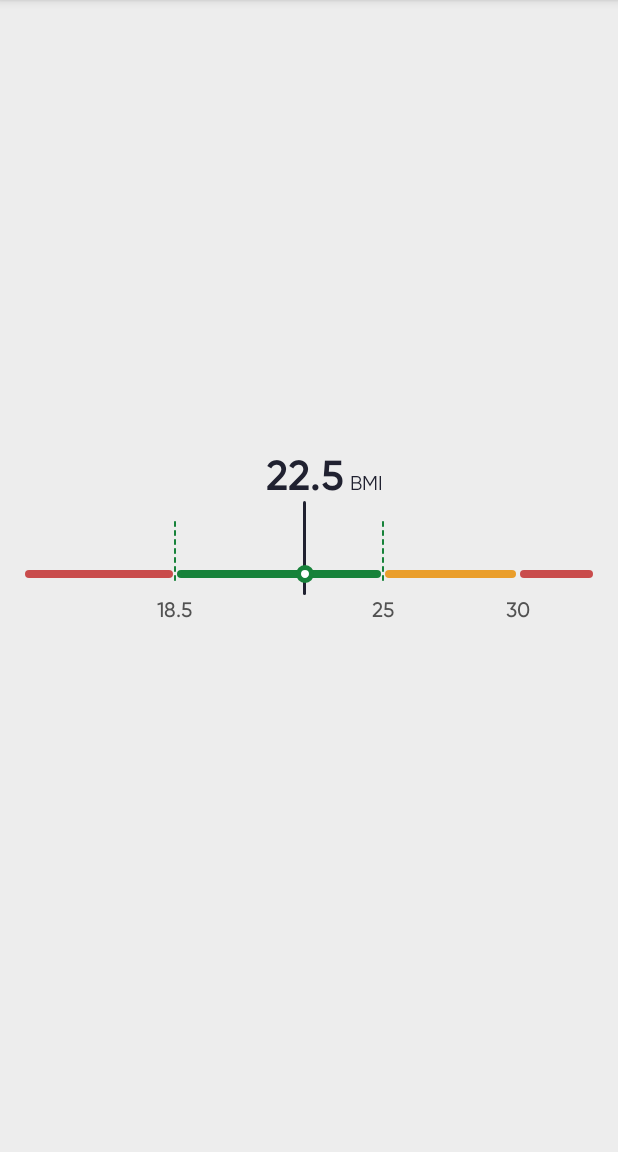
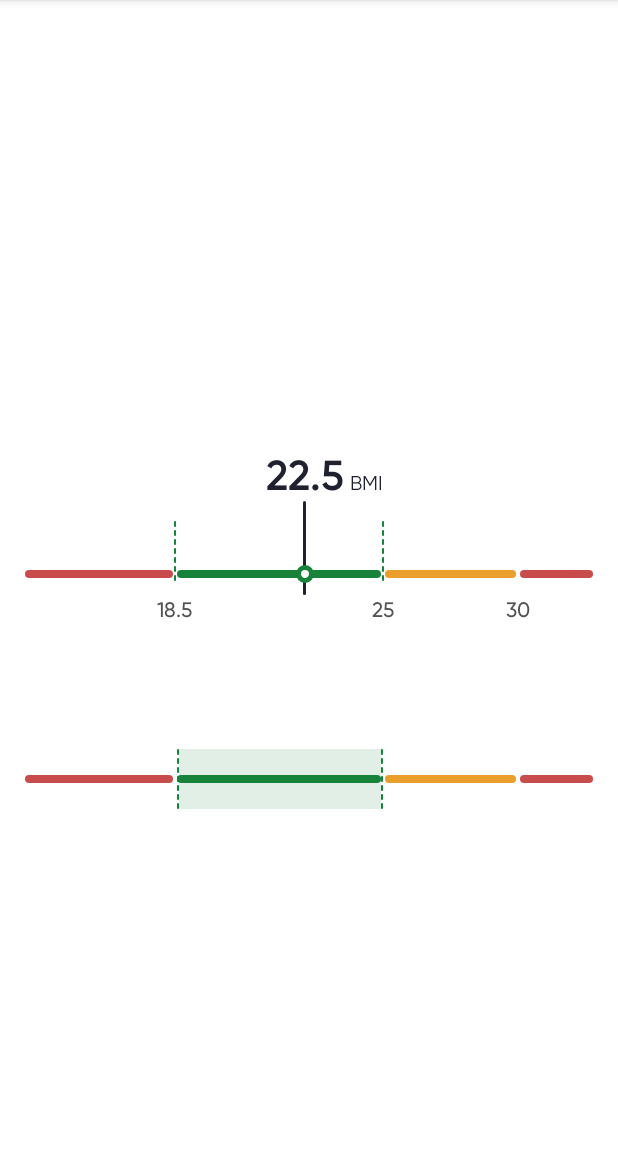
Before and after one commit to myDario/DarioBMIBar, an Android app: the screen it shows after launch (MainActivity), on a phone screen of 412 x 824 dp, the part 84-1236 px from its top. Run offline under Robolectric (Android 15) with nearby library versions, the phone set to English and light mode, and no system bars.

Commit message:
added the sections view

```diff
--- a/app/src/main/java/com/labstyle/dariobmibarapp/MainActivity.kt
+++ b/app/src/main/java/com/labstyle/dariobmibarapp/MainActivity.kt
@@ -2,10 +2,15 @@ package com.labstyle.dariobmibarapp
 
 import androidx.appcompat.app.AppCompatActivity
 import android.os.Bundle
+import com.labstyle.dariobmibar.DarioBMIBar
+import com.labstyle.dariobmibar.DarioBMISections
 
 class MainActivity : AppCompatActivity() {
     override fun onCreate(savedInstanceState: Bundle?) {
         super.onCreate(savedInstanceState)
         setContentView(R.layout.activity_main)
+
+        findViewById<DarioBMIBar>(R.id.bmiBar).setBMIValue(22.5f)
+        findViewById<DarioBMISections>(R.id.bmiSections).setBMIValue(22.5f)
     }
 }
--- a/app/src/main/res/layout/activity_main.xml
+++ b/app/src/main/res/layout/activity_main.xml
@@ -4,10 +4,10 @@
     xmlns:tools="http://schemas.android.com/tools"
     android:layout_width="match_parent"
     android:layout_height="match_parent"
-    android:background="#EDEDED"
     tools:context=".MainActivity">
 
     <com.labstyle.dariobmibar.DarioBMIBar
+        android:id="@+id/bmiBar"
         android:layout_width="0dp"
         android:layout_height="200dp"
         app:bmi="22.5"
@@ -16,4 +16,13 @@
         app:layout_constraintTop_toTopOf="parent"
         app:layout_constraintBottom_toBottomOf="parent"/>
 
+    <com.labstyle.dariobmibar.DarioBMISections
+        android:id="@+id/bmiSections"
+        android:layout_width="0dp"
+        android:layout_height="200dp"
+        app:bmi="22.5"
+        app:layout_constraintStart_toStartOf="parent"
+        app:layout_constraintEnd_toEndOf="parent"
+        app:layout_constraintTop_toBottomOf="@+id/bmiBar" />
+
 </androidx.constraintlayout.widget.ConstraintLayout>
--- /dev/null
+++ b/dariobmibar/src/main/java/com/labstyle/dariobmibar/DarioBMISections.kt
@@ -0,0 +1,56 @@
+package com.labstyle.dariobmibar
+
+import android.content.Context
+import android.icu.lang.UCharacter.GraphemeClusterBreak.V
+import android.util.AttributeSet
+import android.view.View
+import android.widget.RelativeLayout
+
+class DarioBMISections @JvmOverloads constructor(
+    context: Context,
+    attrs: AttributeSet? = null,
+    defStyle: Int = 0,
+    defStyleRes: Int = 0
+): RelativeLayout(context, attrs, defStyle, defStyleRes) {
+    private var bmi = 21f
+
+    init {
+        val attributes = context.obtainStyledAttributes(attrs, R.styleable.DarioBMIBar)
+        bmi = attributes.getFloat(R.styleable.DarioBMIBar_bmi, bmi)
+        attributes.recycle()
+
+        inflate(context, R.layout.dario_bmi_sections, this)
+
+        setBMIValue(bmi)
+    }
+
+    fun setBMIValue(value: Float) {
+        bmi = value
+
+        val dividers = listOf<View>(
+            findViewById(R.id.divider0),
+            findViewById(R.id.divider1),
+            findViewById(R.id.divider2),
+            findViewById(R.id.divider3),
+            findViewById(R.id.divider4),
+            findViewById(R.id.divider5),
+            findViewById(R.id.divider6),
+            findViewById(R.id.divider7)
+        )
+        dividers.forEach { it.visibility = View.GONE }
+
+        if (bmi < 18.5) {
+            dividers[0].visibility = View.VISIBLE
+            dividers[1].visibility = View.VISIBLE
+        } else if (bmi >= 18.5 && bmi < 25.0) {
+            dividers[2].visibility = View.VISIBLE
+            dividers[3].visibility = View.VISIBLE
+        } else if (bmi >= 25.0 && bmi < 30.0) {
+            dividers[4].visibility = View.VISIBLE
+            dividers[5].visibility = View.VISIBLE
+        } else {
+            dividers[6].visibility = View.VISIBLE
+            dividers[7].visibility = View.VISIBLE
+        }
+    }
+}
--- /dev/null
+++ b/dariobmibar/src/main/res/drawable/bmi_dashed_divider_0.xml
@@ -0,0 +1,14 @@
+<?xml version="1.0" encoding="utf-8"?>
+<vector xmlns:android="http://schemas.android.com/apk/res/android" xmlns:aapt="http://schemas.android.com/aapt"
+    android:viewportWidth="1"
+    android:viewportHeight="40"
+    android:width="1dp"
+    android:height="40dp">
+    <group
+        android:translateX="0.5"
+        android:translateY="0.5">
+        <path
+            android:pathData="M0 39.5a0.5 0.5 0 0 1 -0.5 -0.5v-3a0.5 0.5 0 0 1 0.5 -0.5 0.5 0.5 0 0 1 0.5 0.5v3a0.5 0.5 0 0 1 -0.5 0.5zm0 -6a0.5 0.5 0 0 1 -0.5 -0.5v-3a0.5 0.5 0 0 1 0.5 -0.5 0.5 0.5 0 0 1 0.5 0.5v3a0.5 0.5 0 0 1 -0.5 0.5zm0 -6a0.5 0.5 0 0 1 -0.5 -0.5v-3a0.5 0.5 0 0 1 0.5 -0.5 0.5 0.5 0 0 1 0.5 0.5v3a0.5 0.5 0 0 1 -0.5 0.5zm0 -6a0.5 0.5 0 0 1 -0.5 -0.5v-3a0.5 0.5 0 0 1 0.5 -0.5 0.5 0.5 0 0 1 0.5 0.5v3a0.5 0.5 0 0 1 -0.5 0.5zm0 -6a0.5 0.5 0 0 1 -0.5 -0.5v-3a0.5 0.5 0 0 1 0.5 -0.5 0.5 0.5 0 0 1 0.5 0.5v3a0.5 0.5 0 0 1 -0.5 0.5zm0 -6A0.5 0.5 0 0 1 -0.5 9V6a0.5 0.5 0 0 1 0.5 -0.5 0.5 0.5 0 0 1 0.5 0.5v3a0.5 0.5 0 0 1 -0.5 0.5zm0 -6A0.5 0.5 0 0 1 -0.5 3V0A0.5 0.5 0 0 1 0 -0.5a0.5 0.5 0 0 1 0.5 0.5v3a0.5 0.5 0 0 1 -0.5 0.5z"
+            android:fillColor="@color/bar0_bg" />
+    </group>
+</vector>
--- /dev/null
+++ b/dariobmibar/src/main/res/drawable/bmi_dashed_divider_1.xml
@@ -0,0 +1,14 @@
+<?xml version="1.0" encoding="utf-8"?>
+<vector xmlns:android="http://schemas.android.com/apk/res/android" xmlns:aapt="http://schemas.android.com/aapt"
+    android:viewportWidth="1"
+    android:viewportHeight="40"
+    android:width="1dp"
+    android:height="40dp">
+    <group
+        android:translateX="0.5"
+        android:translateY="0.5">
+        <path
+            android:pathData="M0 39.5a0.5 0.5 0 0 1 -0.5 -0.5v-3a0.5 0.5 0 0 1 0.5 -0.5 0.5 0.5 0 0 1 0.5 0.5v3a0.5 0.5 0 0 1 -0.5 0.5zm0 -6a0.5 0.5 0 0 1 -0.5 -0.5v-3a0.5 0.5 0 0 1 0.5 -0.5 0.5 0.5 0 0 1 0.5 0.5v3a0.5 0.5 0 0 1 -0.5 0.5zm0 -6a0.5 0.5 0 0 1 -0.5 -0.5v-3a0.5 0.5 0 0 1 0.5 -0.5 0.5 0.5 0 0 1 0.5 0.5v3a0.5 0.5 0 0 1 -0.5 0.5zm0 -6a0.5 0.5 0 0 1 -0.5 -0.5v-3a0.5 0.5 0 0 1 0.5 -0.5 0.5 0.5 0 0 1 0.5 0.5v3a0.5 0.5 0 0 1 -0.5 0.5zm0 -6a0.5 0.5 0 0 1 -0.5 -0.5v-3a0.5 0.5 0 0 1 0.5 -0.5 0.5 0.5 0 0 1 0.5 0.5v3a0.5 0.5 0 0 1 -0.5 0.5zm0 -6A0.5 0.5 0 0 1 -0.5 9V6a0.5 0.5 0 0 1 0.5 -0.5 0.5 0.5 0 0 1 0.5 0.5v3a0.5 0.5 0 0 1 -0.5 0.5zm0 -6A0.5 0.5 0 0 1 -0.5 3V0A0.5 0.5 0 0 1 0 -0.5a0.5 0.5 0 0 1 0.5 0.5v3a0.5 0.5 0 0 1 -0.5 0.5z"
+            android:fillColor="@color/bar1_bg" />
+    </group>
+</vector>
--- /dev/null
+++ b/dariobmibar/src/main/res/drawable/bmi_dashed_divider_2.xml
@@ -0,0 +1,14 @@
+<?xml version="1.0" encoding="utf-8"?>
+<vector xmlns:android="http://schemas.android.com/apk/res/android" xmlns:aapt="http://schemas.android.com/aapt"
+    android:viewportWidth="1"
+    android:viewportHeight="40"
+    android:width="1dp"
+    android:height="40dp">
+    <group
+        android:translateX="0.5"
+        android:translateY="0.5">
+        <path
+            android:pathData="M0 39.5a0.5 0.5 0 0 1 -0.5 -0.5v-3a0.5 0.5 0 0 1 0.5 -0.5 0.5 0.5 0 0 1 0.5 0.5v3a0.5 0.5 0 0 1 -0.5 0.5zm0 -6a0.5 0.5 0 0 1 -0.5 -0.5v-3a0.5 0.5 0 0 1 0.5 -0.5 0.5 0.5 0 0 1 0.5 0.5v3a0.5 0.5 0 0 1 -0.5 0.5zm0 -6a0.5 0.5 0 0 1 -0.5 -0.5v-3a0.5 0.5 0 0 1 0.5 -0.5 0.5 0.5 0 0 1 0.5 0.5v3a0.5 0.5 0 0 1 -0.5 0.5zm0 -6a0.5 0.5 0 0 1 -0.5 -0.5v-3a0.5 0.5 0 0 1 0.5 -0.5 0.5 0.5 0 0 1 0.5 0.5v3a0.5 0.5 0 0 1 -0.5 0.5zm0 -6a0.5 0.5 0 0 1 -0.5 -0.5v-3a0.5 0.5 0 0 1 0.5 -0.5 0.5 0.5 0 0 1 0.5 0.5v3a0.5 0.5 0 0 1 -0.5 0.5zm0 -6A0.5 0.5 0 0 1 -0.5 9V6a0.5 0.5 0 0 1 0.5 -0.5 0.5 0.5 0 0 1 0.5 0.5v3a0.5 0.5 0 0 1 -0.5 0.5zm0 -6A0.5 0.5 0 0 1 -0.5 3V0A0.5 0.5 0 0 1 0 -0.5a0.5 0.5 0 0 1 0.5 0.5v3a0.5 0.5 0 0 1 -0.5 0.5z"
+            android:fillColor="@color/bar2_bg" />
+    </group>
+</vector>
--- /dev/null
+++ b/dariobmibar/src/main/res/drawable/bmi_dashed_divider_3.xml
@@ -0,0 +1,14 @@
+<?xml version="1.0" encoding="utf-8"?>
+<vector xmlns:android="http://schemas.android.com/apk/res/android" xmlns:aapt="http://schemas.android.com/aapt"
+    android:viewportWidth="1"
+    android:viewportHeight="40"
+    android:width="1dp"
+    android:height="40dp">
+    <group
+        android:translateX="0.5"
+        android:translateY="0.5">
+        <path
+            android:pathData="M0 39.5a0.5 0.5 0 0 1 -0.5 -0.5v-3a0.5 0.5 0 0 1 0.5 -0.5 0.5 0.5 0 0 1 0.5 0.5v3a0.5 0.5 0 0 1 -0.5 0.5zm0 -6a0.5 0.5 0 0 1 -0.5 -0.5v-3a0.5 0.5 0 0 1 0.5 -0.5 0.5 0.5 0 0 1 0.5 0.5v3a0.5 0.5 0 0 1 -0.5 0.5zm0 -6a0.5 0.5 0 0 1 -0.5 -0.5v-3a0.5 0.5 0 0 1 0.5 -0.5 0.5 0.5 0 0 1 0.5 0.5v3a0.5 0.5 0 0 1 -0.5 0.5zm0 -6a0.5 0.5 0 0 1 -0.5 -0.5v-3a0.5 0.5 0 0 1 0.5 -0.5 0.5 0.5 0 0 1 0.5 0.5v3a0.5 0.5 0 0 1 -0.5 0.5zm0 -6a0.5 0.5 0 0 1 -0.5 -0.5v-3a0.5 0.5 0 0 1 0.5 -0.5 0.5 0.5 0 0 1 0.5 0.5v3a0.5 0.5 0 0 1 -0.5 0.5zm0 -6A0.5 0.5 0 0 1 -0.5 9V6a0.5 0.5 0 0 1 0.5 -0.5 0.5 0.5 0 0 1 0.5 0.5v3a0.5 0.5 0 0 1 -0.5 0.5zm0 -6A0.5 0.5 0 0 1 -0.5 3V0A0.5 0.5 0 0 1 0 -0.5a0.5 0.5 0 0 1 0.5 0.5v3a0.5 0.5 0 0 1 -0.5 0.5z"
+            android:fillColor="@color/bar3_bg" />
+    </group>
+</vector>
--- /dev/null
+++ b/dariobmibar/src/main/res/layout/dario_bmi_sections.xml
@@ -0,0 +1,177 @@
+<?xml version="1.0" encoding="utf-8"?>
+<RelativeLayout xmlns:android="http://schemas.android.com/apk/res/android"
+    android:layout_width="match_parent"
+    android:layout_height="wrap_content"
+    xmlns:app="http://schemas.android.com/apk/res-auto"
+    xmlns:tools="http://schemas.android.com/tools"
+    android:padding="@dimen/bmi_bar_padding">
+    <androidx.constraintlayout.widget.ConstraintLayout
+        android:id="@+id/parentConstraintLayout"
+        android:layout_width="match_parent"
+        android:layout_height="wrap_content">
+
+        <View
+            android:id="@+id/bmiSection0"
+            android:layout_width="0dp"
+            android:layout_height="0dp"
+            android:background="@color/bmi_section_0"
+            app:layout_constraintStart_toEndOf="@+id/divider0"
+            app:layout_constraintEnd_toStartOf="@+id/divider1"
+            app:layout_constraintTop_toTopOf="@+id/divider0"
+            app:layout_constraintBottom_toBottomOf="@+id/divider1"/>
+        <View
+            android:id="@+id/bmiSection1"
+            android:layout_width="0dp"
+            android:layout_height="0dp"
+            android:background="@color/bmi_section_1"
+            app:layout_constraintStart_toEndOf="@+id/divider2"
+            app:layout_constraintEnd_toStartOf="@+id/divider3"
+            app:layout_constraintTop_toTopOf="@+id/divider2"
+            app:layout_constraintBottom_toBottomOf="@+id/divider3"/>
+        <View
+            android:id="@+id/bmiSection2"
+            android:layout_width="0dp"
+            android:layout_height="0dp"
+            android:background="@color/bmi_section_2"
+            app:layout_constraintStart_toEndOf="@+id/divider4"
+            app:layout_constraintEnd_toStartOf="@+id/divider5"
+            app:layout_constraintTop_toTopOf="@+id/divider4"
+            app:layout_constraintBottom_toBottomOf="@+id/divider5"/>
+        <View
+            android:id="@+id/bmiSection3"
+            android:layout_width="0dp"
+            android:layout_height="0dp"
+            android:background="@color/bmi_section_3"
+            app:layout_constraintStart_toEndOf="@+id/divider6"
+            app:layout_constraintEnd_toStartOf="@+id/divider7"
+            app:layout_constraintTop_toTopOf="@+id/divider6"
+            app:layout_constraintBottom_toBottomOf="@+id/divider7"/>
+
+        <View
+            android:id="@+id/bar0"
+            android:background="@drawable/bar0"
+            style="@style/BMIBar"
+            android:layout_width="0dp"
+            android:layout_height="@dimen/bmi_bar_bar_height"
+            app:layout_constraintTop_toTopOf="parent"
+            app:layout_constraintBottom_toBottomOf="parent"
+            app:layout_constraintStart_toStartOf="parent"
+            app:layout_constraintEnd_toStartOf="@+id/bar1"
+            app:layout_constraintHorizontal_weight="26.5454545"/>
+        <View
+            android:id="@+id/bar1"
+            android:background="@drawable/bar1"
+            style="@style/BMIBar"
+            android:layout_width="0dp"
+            android:layout_height="@dimen/bmi_bar_bar_height"
+            app:layout_constraintTop_toTopOf="parent"
+            app:layout_constraintBottom_toBottomOf="parent"
+            app:layout_constraintStart_toEndOf="@+id/bar0"
+            app:layout_constraintEnd_toStartOf="@+id/bar2"
+            app:layout_constraintHorizontal_weight="36.7272727"/>
+        <View
+            android:id="@+id/bar2"
+            android:background="@drawable/bar2"
+            style="@style/BMIBar"
+            android:layout_width="0dp"
+            android:layout_height="@dimen/bmi_bar_bar_height"
+            app:layout_constraintTop_toTopOf="parent"
+            app:layout_constraintBottom_toBottomOf="parent"
+            app:layout_constraintStart_toEndOf="@+id/bar1"
+            app:layout_constraintEnd_toStartOf="@+id/bar3"
+            app:layout_constraintHorizontal_weight="23.6363636"/>
+        <View
+            android:id="@+id/bar3"
+            android:background="@drawable/bar3"
+            style="@style/BMIBar"
+            android:layout_width="0dp"
+            android:layout_height="@dimen/bmi_bar_bar_height"
+            app:layout_constraintTop_toTopOf="parent"
+            app:layout_constraintBottom_toBottomOf="parent"
+            app:layout_constraintStart_toEndOf="@+id/bar2"
+            app:layout_constraintEnd_toEndOf="parent"
+            app:layout_constraintHorizontal_weight="13.0909091"/>
+
+        <ImageView
+            tools:visibility="gone"
+            android:id="@+id/divider0"
+            android:layout_width="wrap_content"
+            android:layout_height="wrap_content"
+            android:layout_marginEnd="0dp"
+            android:src="@drawable/bmi_dashed_divider_0"
+            app:layout_constraintTop_toTopOf="@+id/bar0"
+            app:layout_constraintBottom_toBottomOf="@id/bar0"
+            app:layout_constraintEnd_toStartOf="@id/bar0"/>
+        <ImageView
+            tools:visibility="gone"
+            android:id="@+id/divider1"
+            android:layout_width="wrap_content"
+            android:layout_height="wrap_content"
+            android:layout_marginEnd="0dp"
+            android:src="@drawable/bmi_dashed_divider_0"
+            app:layout_constraintTop_toTopOf="@+id/bar0"
+            app:layout_constraintBottom_toBottomOf="@id/bar0"
+            app:layout_constraintStart_toEndOf="@id/bar0" />
+
+        <ImageView
+            android:id="@+id/divider2"
+            android:layout_width="wrap_content"
+            android:layout_height="wrap_content"
+            android:layout_marginEnd="0dp"
+            android:src="@drawable/bmi_dashed_divider_1"
+            app:layout_constraintTop_toTopOf="@+id/bar0"
+            app:layout_constraintBottom_toBottomOf="@id/bar0"
+            app:layout_constraintStart_toStartOf="@id/bar1"/>
+        <ImageView
+            android:id="@+id/divider3"
+            android:layout_width="wrap_content"
+            android:layout_height="wrap_content"
+            android:layout_marginEnd="0dp"
+            android:src="@drawable/bmi_dashed_divider_1"
+            app:layout_constraintTop_toTopOf="@+id/bar0"
+            app:layout_constraintBottom_toBottomOf="@id/bar0"
+            app:layout_constraintStart_toEndOf="@id/bar1"/>
+
+        <ImageView
+            tools:visibility="gone"
+            android:id="@+id/divider4"
+            android:layout_width="wrap_content"
+            android:layout_height="wrap_content"
+            android:layout_marginEnd="0dp"
+            android:src="@drawable/bmi_dashed_divider_2"
+            app:layout_constraintTop_toTopOf="@+id/bar0"
+            app:layout_constraintBottom_toBottomOf="@id/bar0"
+            app:layout_constraintStart_toStartOf="@id/bar2"/>
+        <ImageView
+            tools:visibility="gone"
+            android:id="@+id/divider5"
+            android:layout_width="wrap_content"
+            android:layout_height="wrap_content"
+            android:layout_marginEnd="0dp"
+            android:src="@drawable/bmi_dashed_divider_2"
+            app:layout_constraintTop_toTopOf="@+id/bar0"
+            app:layout_constraintBottom_toBottomOf="@id/bar0"
+            app:layout_constraintStart_toEndOf="@id/bar2"/>
+
+        <ImageView
+            tools:visibility="gone"
+            android:id="@+id/divider6"
+            android:layout_width="wrap_content"
+            android:layout_height="wrap_content"
+            android:layout_marginEnd="0dp"
+            android:src="@drawable/bmi_dashed_divider_3"
+            app:layout_constraintTop_toTopOf="@+id/bar0"
+            app:layout_constraintBottom_toBottomOf="@id/bar0"
+            app:layout_constraintStart_toStartOf="@id/bar3"/>
+        <ImageView
+            tools:visibility="gone"
+            android:id="@+id/divider7"
+            android:layout_width="wrap_content"
+            android:layout_height="wrap_content"
+            android:layout_marginEnd="0dp"
+            android:src="@drawable/bmi_dashed_divider_3"
+            app:layout_constraintTop_toTopOf="@+id/bar0"
+            app:layout_constraintBottom_toBottomOf="@id/bar0"
+            app:layout_constraintStart_toEndOf="@id/bar3"/>
+    </androidx.constraintlayout.widget.ConstraintLayout>
+</RelativeLayout>
--- a/dariobmibar/src/main/res/values/colors.xml
+++ b/dariobmibar/src/main/res/values/colors.xml
@@ -6,4 +6,8 @@
     <color name="bar3_bg">#c94c4c</color>
     <color name="bmi_text">#525252</color>
     <color name="bmi_text_title">#202130</color>
+    <color name="bmi_section_0">#fcdada</color>
+    <color name="bmi_section_1">#e1efe6</color>
+    <color name="bmi_section_2">#fff2e3</color>
+    <color name="bmi_section_3">#fcdada</color>
 </resources>
```
Also changed, not shown: 2 other files.
